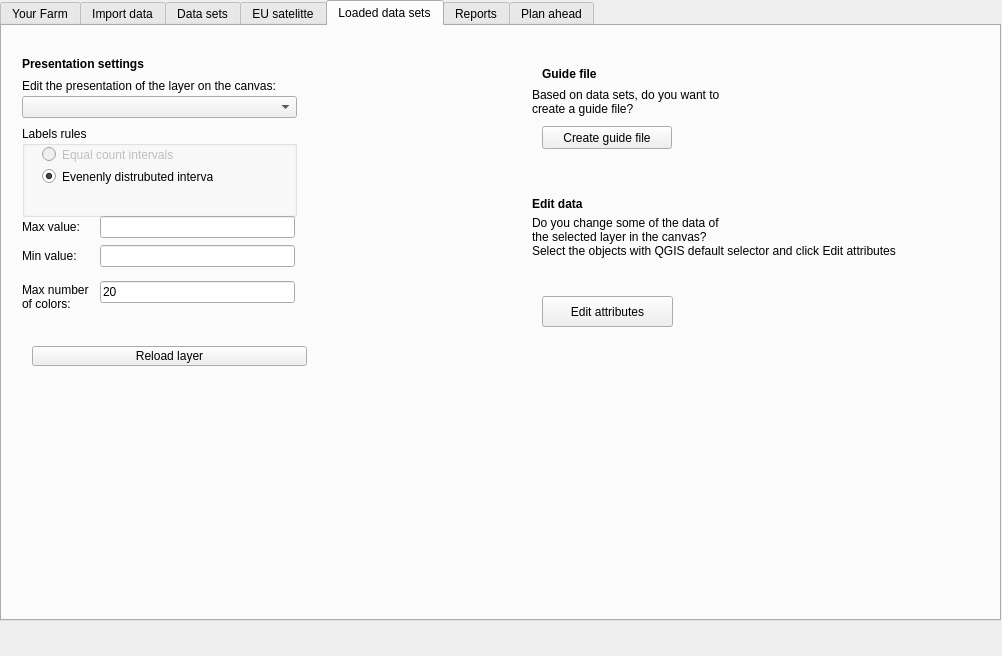
Qt form GeoDataFarm_dockwidget_base.ui (axelande/geodatafarm3) before a commit.
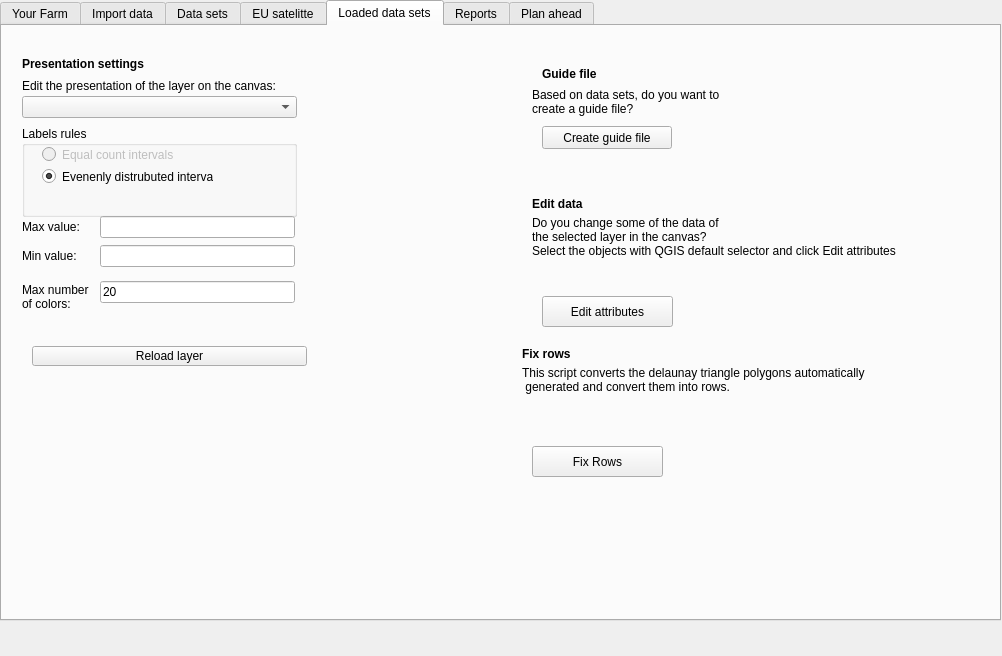
The same form after that commit. The open tabs and pages were chosen to show the change. Custom widgets are drawn as their Qt base class.

Commit message: Added a script to alter the polygons to fit rows better

What changed in the file:
```diff
--- a/GeoDataFarm_dockwidget_base.ui
+++ b/GeoDataFarm_dockwidget_base.ui
@@ -3809,6 +3809,58 @@
        <string>Edit data</string>
       </property>
      </widget>
+     <widget class="QLabel" name="label_40">
+      <property name="geometry">
+       <rect>
+        <x>520</x>
+        <y>320</y>
+        <width>201</width>
+        <height>16</height>
+       </rect>
+      </property>
+      <property name="font">
+       <font>
+        <weight>75</weight>
+        <bold>true</bold>
+       </font>
+      </property>
+      <property name="text">
+       <string>Fix rows</string>
+      </property>
+     </widget>
+     <widget class="QLabel" name="label_41">
+      <property name="geometry">
+       <rect>
+        <x>520</x>
+        <y>340</y>
+        <width>411</width>
+        <height>61</height>
+       </rect>
+      </property>
+      <property name="text">
+       <string>This script converts the delaunay triangle polygons automatically 
+ generated and convert them into rows.</string>
+      </property>
+      <property name="alignment">
+       <set>Qt::AlignLeading|Qt::AlignLeft|Qt::AlignTop</set>
+      </property>
+     </widget>
+     <widget class="QPushButton" name="PBFixRows">
+      <property name="geometry">
+       <rect>
+        <x>530</x>
+        <y>420</y>
+        <width>131</width>
+        <height>31</height>
+       </rect>
+      </property>
+      <property name="locale">
+       <locale language="English" country="UnitedKingdom"/>
+      </property>
+      <property name="text">
+       <string>Fix Rows</string>
+      </property>
+     </widget>
     </widget>
     <widget class="QWidget" name="tab_3">
      <attribute name="title">
```
Left out of the diff: 178 changed lines with no effect on the pictures. The commit also changes 4 other files.
